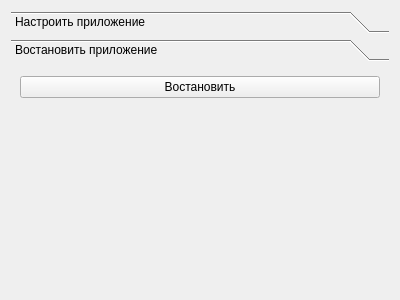
Above: Проект SQL Эл.Дневник/Файлы программы/YandexTool.ui from MikeS812/SQL-PyQt6-first-project--- before the change. Below: the same form after it.
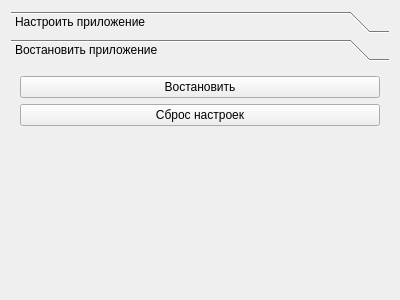
That is the form after the change.

Patch:
```diff
--- a/Проект SQL Эл.Дневник/Файлы программы/YandexTool.ui
+++ b/Проект SQL Эл.Дневник/Файлы программы/YandexTool.ui
@@ -105,6 +105,13 @@
            </property>
           </widget>
          </item>
+         <item>
+          <widget class="QPushButton" name="pushButton">
+           <property name="text">
+            <string>Сброс настроек</string>
+           </property>
+          </widget>
+         </item>
          <item>
           <spacer name="verticalSpacer">
            <property name="orientation">
```
Left out of the diff: 4 changed lines with no effect on the pictures.
